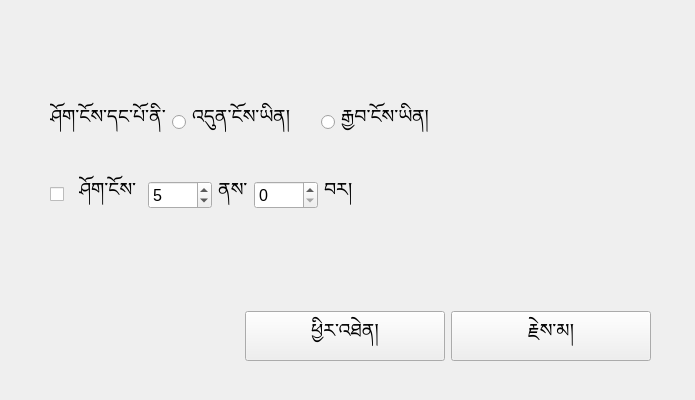
buda-base/pecha-printer, file rsc/window.ui: the form before one commit.
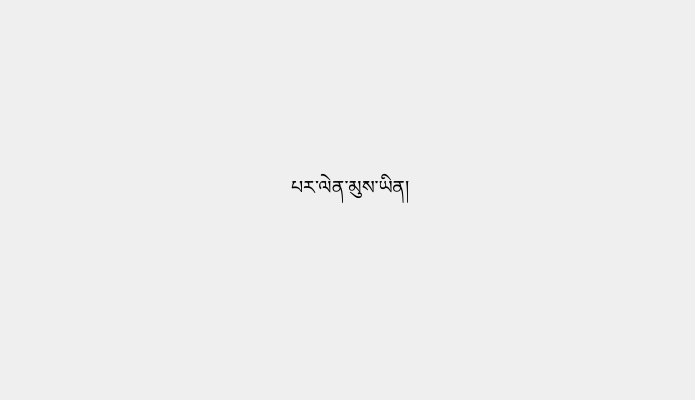
The form after the commit. The open tabs and pages were chosen to show the change.

The edit to the form file:
```diff
--- a/rsc/window.ui
+++ b/rsc/window.ui
@@ -198,6 +198,126 @@
        </layout>
       </widget>
      </widget>
+     <widget class="QWidget" name="page_3b">
+      <widget class="QWidget" name="verticalLayoutWidget_7">
+       <property name="geometry">
+        <rect>
+         <x>40</x>
+         <y>40</y>
+         <width>601</width>
+         <height>311</height>
+        </rect>
+       </property>
+       <layout class="QVBoxLayout" name="verticalLayout_7">
+        <item>
+         <spacer name="verticalSpacer_5">
+          <property name="orientation">
+           <enum>Qt::Vertical</enum>
+          </property>
+          <property name="sizeHint" stdset="0">
+           <size>
+            <width>20</width>
+            <height>40</height>
+           </size>
+          </property>
+         </spacer>
+        </item>
+        <item>
+         <layout class="QHBoxLayout" name="horizontalLayout_11">
+          <item>
+           <spacer name="horizontalSpacer_18">
+            <property name="orientation">
+             <enum>Qt::Horizontal</enum>
+            </property>
+            <property name="sizeHint" stdset="0">
+             <size>
+              <width>40</width>
+              <height>20</height>
+             </size>
+            </property>
+           </spacer>
+          </item>
+          <item>
+           <widget class="QLabel" name="label_15">
+            <property name="font">
+             <font>
+              <family>Microsoft Himalaya</family>
+              <pointsize>14</pointsize>
+             </font>
+            </property>
+            <property name="text">
+             <string>པར་ལེན་མུས་ཡིན།</string>
+            </property>
+           </widget>
+          </item>
+          <item>
+           <spacer name="horizontalSpacer_20">
+            <property name="orientation">
+             <enum>Qt::Horizontal</enum>
+            </property>
+            <property name="sizeHint" stdset="0">
+             <size>
+              <width>40</width>
+              <height>20</height>
+             </size>
+            </property>
+           </spacer>
+          </item>
+         </layout>
+        </item>
+        <item>
+         <layout class="QHBoxLayout" name="horizontalLayout_16">
+          <item>
+           <spacer name="horizontalSpacer_24">
+            <property name="orientation">
+             <enum>Qt::Horizontal</enum>
+            </property>
+            <property name="sizeHint" stdset="0">
+             <size>
+              <width>40</width>
+              <height>20</height>
+             </size>
+            </property>
+           </spacer>
+          </item>
+          <item>
+           <widget class="QLabel" name="label_17">
+            <property name="text">
+             <string/>
+            </property>
+           </widget>
+          </item>
+          <item>
+           <spacer name="horizontalSpacer_25">
+            <property name="orientation">
+             <enum>Qt::Horizontal</enum>
+            </property>
+            <property name="sizeHint" stdset="0">
+             <size>
+              <width>40</width>
+              <height>20</height>
+             </size>
+            </property>
+           </spacer>
+          </item>
+         </layout>
+        </item>
+        <item>
+         <spacer name="verticalSpacer_6">
+          <property name="orientation">
+           <enum>Qt::Vertical</enum>
+          </property>
+          <property name="sizeHint" stdset="0">
+           <size>
+            <width>20</width>
+            <height>40</height>
+           </size>
+          </property>
+         </spacer>
+        </item>
+       </layout>
+      </widget>
+     </widget>
      <widget class="QWidget" name="page_4">
       <widget class="QWidget" name="verticalLayoutWidget_2">
        <property name="geometry">
```
Left out of the diff: 41 changed lines with no effect on the pictures.
